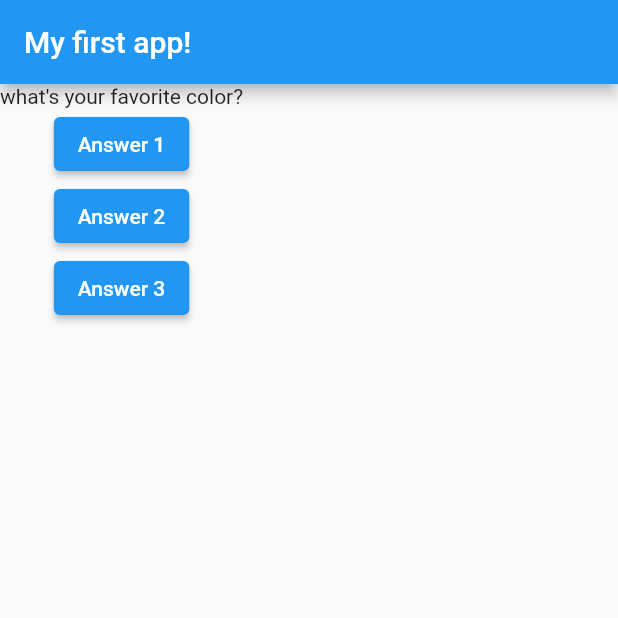
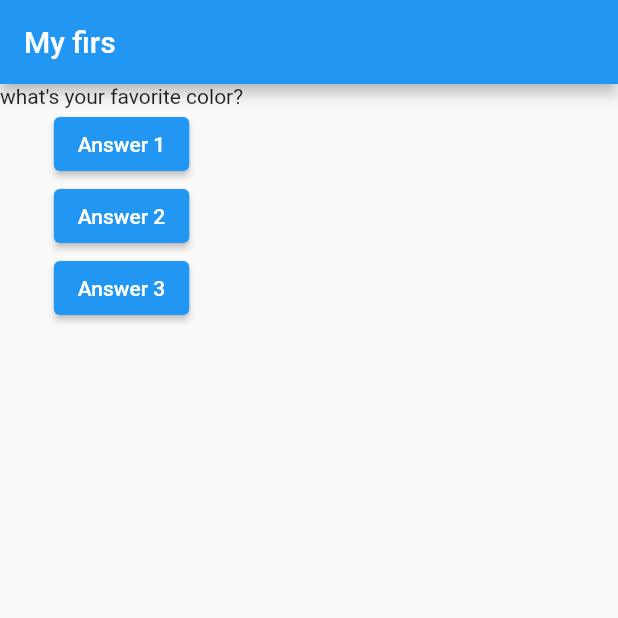
Before and after one commit to AmrMekki/FirstFlutterApp, a Flutter app: the screen it shows after launch, on a phone screen of 412 x 824 dp, the top half of it. Run offline on Flutter 3.47's test engine with Material 2 defaults, Android fonts, the phone set to English and light mode, and no system bars.

Commit message:
commit on master

```diff
--- a/lib/main.dart
+++ b/lib/main.dart
@@ -6,7 +6,7 @@ void main() {
   runApp(MyApp());
 }
 
-class MyApp extends StatefulWidget{
+class MyApp extends StatefulWidget {
   @override
   State<StatefulWidget> createState() {
     // TODO: implement createState
@@ -14,13 +14,12 @@ class MyApp extends StatefulWidget{
   }
 }
 
-
 class _MyAppState extends State<MyApp> {
   var _questionIndex = 0;
 
   void _answerQuestion() {
     setState(() {
-    _questionIndex++;
+      _questionIndex++;
     });
     print(_questionIndex);
   }
@@ -35,7 +34,7 @@ class _MyAppState extends State<MyApp> {
     return MaterialApp(
       home: Scaffold(
         appBar: AppBar(
-          title: Text("My first app!"),
+          title: Text("My firs"),
         ),
         body: Column(
           children: [
@@ -47,7 +46,6 @@ class _MyAppState extends State<MyApp> {
               child: Text("Answer 1"),
             ),
             ElevatedButton(
-
               onPressed: _answerQuestion,
               child: Text("Answer 2"),
             ),
```
